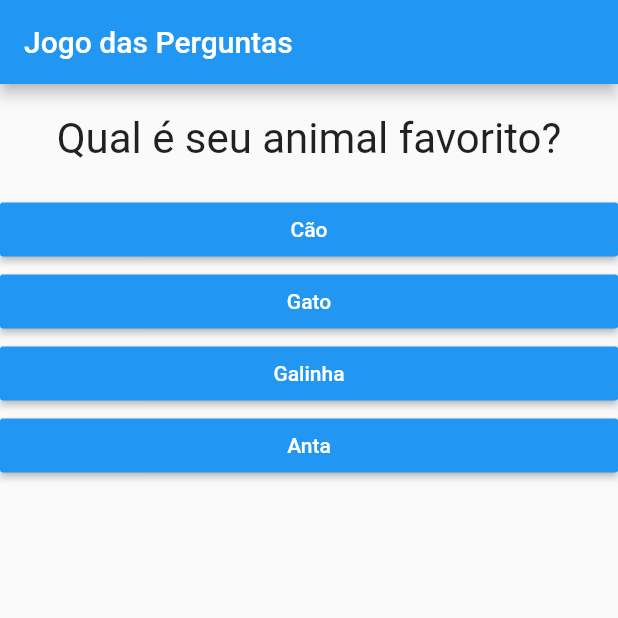
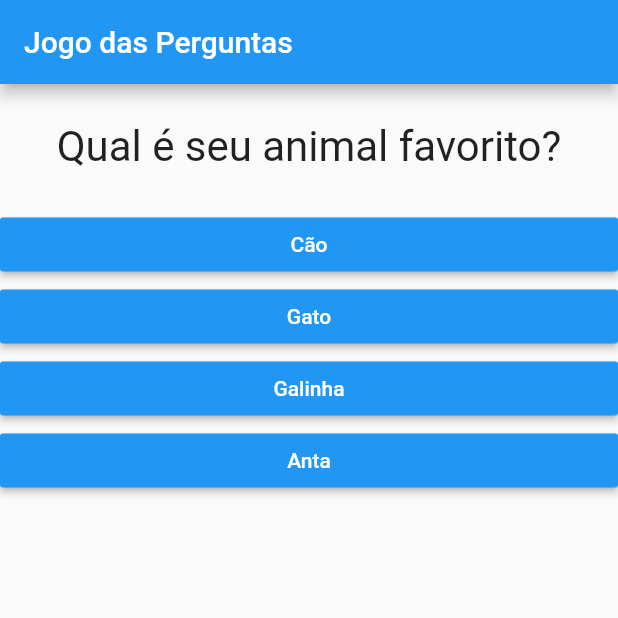
Before and after one commit to vjeremiasbraz/jogo_perguntas, a Flutter app: the screen it shows after launch, after a tap on "Preto", on a phone screen of 412 x 824 dp, the top half of it. Run offline on Flutter 3.47's test engine with Material 2 defaults, Android fonts, the phone set to English and light mode, and no system bars.

Commit message:
projeto final - base

```diff
--- a/lib/main.dart
+++ b/lib/main.dart
@@ -1,77 +1,92 @@
 import 'package:flutter/material.dart';
-import './questao.dart';
-import './resposta.dart';
+import './resultado.dart';
+import './questionario.dart';
 
 main() => runApp(new PerguntaApp());
 
 class _PerguntaAppState extends State<PerguntaApp> {
   var _perguntaSelecionada = 0;
+  var _pontuacaoTotal = 0;
 
-  void _responder() {
+  final _perguntas = const [
+    {
+      'texto': 'Qual é a sua cor favorita?',
+      'respostas': [
+        {'texto': 'Preto', 'pontuacao': 10},
+        {'texto': 'Azul', 'pontuacao': 5},
+        {'texto': 'Vermelho', 'pontuacao': 3},
+        {'texto': 'Verde', 'pontuacao': 0},
+      ],
+    },
+    {
+      'texto': 'Qual é seu animal favorito?',
+      'respostas': [
+        {'texto': 'Cão', 'pontuacao': 5},
+        {'texto': 'Gato', 'pontuacao': 3},
+        {'texto': 'Galinha', 'pontuacao': 0},
+        {'texto': 'Anta', 'pontuacao': 10},
+      ],
+    },
+    {
+      'texto': 'Qual seu nome favorito?',
+      'respostas': [
+        {'texto': 'Maria', 'pontuacao': 0},
+        {'texto': 'José', 'pontuacao': 5},
+        {'texto': 'Vinicius', 'pontuacao': 3},
+        {'texto': 'Thamirys', 'pontuacao': 10},
+      ],
+    },
+    {
+      'texto': 'Qual seu time favorito?',
+      'respostas': [
+        {'texto': 'Palmeiras', 'pontuacao': 5},
+        {'texto': 'Corinthians', 'pontuacao': 10},
+        {'texto': 'Flamengo', 'pontuacao': 3},
+        {'texto': 'São Paulo', 'pontuacao': 2},
+      ],
+    },
+    {
+      'texto': 'Qual sua cidade de Nascimento?',
+      'respostas': [
+        {'texto': 'RJ', 'pontuacao': 3},
+        {'texto': 'SP', 'pontuacao': 10},
+        {'texto': 'Curitiba', 'pontuacao': 0},
+        {'texto': 'SJP', 'pontuacao': 5},
+      ],
+    }
+  ];
+
+  void _responder(int pontuacao) {
+    if (temPerguntaSelecionada) {
+      setState(() {
+        _perguntaSelecionada++;
+        _pontuacaoTotal += pontuacao;
+      });
+    }
+    print(_pontuacaoTotal);
+  }
+
+  void _reiniciarQuestionario() {
     setState(() {
-      _perguntaSelecionada++;
+      _perguntaSelecionada = 0;
+      _pontuacaoTotal = 0;
     });
+  }
 
-    print(_perguntaSelecionada);
+  bool get temPerguntaSelecionada {
+    return _perguntaSelecionada < _perguntas.length;
   }
 
   @override
   Widget build(BuildContext context) {
     // Cadastrado uma variável do tipo String para receber as perguntas
-    final List<Map<String, Object>> perguntas = [
-      {
-        'texto': 'Qual é a sua cor favorita?',
-        'respostas': [
-          'Preto',
-          'Azul',
-          'Vermelho',
-          'Verde',
-        ],
-      },
-      {
-        'texto': 'Qual é seu animal favorito?',
-        'respostas': [
-          'Cão',
-          'Gato',
-          'Galinha',
-          'Anta',
-        ],
-      },
-      {
-        'texto': 'Qual seu nome favorito?',
-        'respostas': [
-          'Maria',
-          'José',
-          'Vinicius',
-          'Thamirys',
-        ],
-      },
-      {
-        'texto': 'Qual seu time favorito?',
-        'respostas': [
-          'Plameiras',
-          'Corinthians',
-          'Flamengo',
-          'São Paulo',
-        ],
-      },
-      {
-        'texto': 'Qual sua cidade de Nascimento?',
-        'respostas': [
-          'Avaré',
-          'SP',
-          'Curitiba',
-          'SJP',
-        ],
-      }
-    ];
+
     //Criado uma lista de widget com as respostas e vetor vazio para recebe-las
-
-    List<String> respostas =
-        perguntas[_perguntaSelecionada].cast()['respostas'];
-    List<Widget> widgets =
-        respostas.map((item) => Resposta(item, _responder)).toList();
-
+/*
+    List<String> respostas = temPerguntaSelecionada
+        ? _perguntas[_perguntaSelecionada].cast()['respostas']
+        : [];
+*/
     /*
     // For passando pelas perguntas
     for (String textoResp in respostas) {
@@ -85,31 +100,13 @@ class _PerguntaAppState extends State<PerguntaApp> {
         appBar: AppBar(
           title: Text('Jogo das Perguntas'),
         ),
-        body: Column(
-          //Colocado children com tipo Widgets
-          children: <Widget>[
-            // Passado a pergunta no texto
-            Questao(perguntas[_perguntaSelecionada]['texto'].toString()),
-            // Utilização do spread (... que basicamente junta os resultados anteriores)
-            ...respostas.map((item) => Resposta(item, _responder)).toList(),
-
-            // Criado 3 botões de resposta
-            /*
-            RaisedButton(
-              child: Text('Resposta 1'),
-              onPressed: _responder,
-            ),
-            RaisedButton(child: Text('Resposta 2'), onPressed: _responder
-                // POderia ser usado desta forma direta
-                // { print('Resposta 2 foi selecionada');},
-                ),
-            RaisedButton(child: Text('Resposta 3'), onPressed: _responder
-                // Pode ser passado com arrowfunction
-                //() => print('Resposta 3 foi selecionada'),
-                ),
-                */
-          ],
-        ),
+        body: temPerguntaSelecionada
+            ? Questionario(
+                perguntas: _perguntas,
+                perguntaSelecionada: _perguntaSelecionada,
+                quandoResponder: _responder,
+              )
+            : Resultado(_pontuacaoTotal, _reiniciarQuestionario),
       ),
     );
   }
--- a/lib/questao.dart
+++ b/lib/questao.dart
@@ -9,7 +9,7 @@ class Questao extends StatelessWidget {
   Widget build(BuildContext context) {
     return Container(
       width: double.infinity,
-      margin: EdgeInsets.all(20),
+      margin: EdgeInsets.all(25),
       child: Text(
         texto,
         style: TextStyle(fontSize: 28),
--- /dev/null
+++ b/lib/questionario.dart
@@ -0,0 +1,40 @@
+import 'package:flutter/material.dart';
+import './questao.dart';
+import './resposta.dart';
+
+class Questionario extends StatelessWidget {
+  final List<Map<String, Object>> perguntas;
+  final int perguntaSelecionada;
+  final void Function(int) quandoResponder;
+
+  Questionario({
+    required this.perguntas,
+    required this.perguntaSelecionada,
+    required this.quandoResponder,
+  });
+
+  bool get temPerguntaSelecionada {
+    return perguntaSelecionada < perguntas.length;
+  }
+
+  @override
+  Widget build(BuildContext context) {
+    List<Map<String, Object>> respostas = temPerguntaSelecionada
+        ? perguntas[perguntaSelecionada].cast()['respostas']
+        : [];
+    return Column(
+      //Colocado children com tipo Widgets
+      children: <Widget>[
+        // Passado a pergunta no texto
+        Questao(perguntas[perguntaSelecionada]['texto'].toString()),
+        // Utilização do spread (... que basicamente junta os resultados anteriores)
+        ...respostas.map((resp) {
+          return Resposta(
+            resp['texto'].toString(),
+            () => quandoResponder(int.parse(resp['pontuacao'].toString())),
+          );
+        }).toList(),
+      ],
+    );
+  }
+}
--- /dev/null
+++ b/lib/resultado.dart
@@ -0,0 +1,45 @@
+import 'package:flutter/material.dart';
+
+class Resultado extends StatelessWidget {
+  final int pontuacao;
+  final void Function() quandoReiniciarQuestionario;
+
+  Resultado(this.pontuacao, this.quandoReiniciarQuestionario);
+
+  String get fraseResultado {
+    if (pontuacao < 5) {
+      return "Puta que pariu, você é ruinzão."
+          "\n\nSua pontuação foi $pontuacao.";
+    } else if (pontuacao < 15) {
+      return "Você tá aprendendo, treine mais."
+          "\n\nSua pontuação foi $pontuacao.";
+    } else if (pontuacao < 30) {
+      return "Você já está muito bom."
+          "\n\nSua pontuação foi $pontuacao.";
+    } else if (pontuacao < 42) {
+      return "Falta pouco pra você jovem."
+          "\n\nSua pontuação foi $pontuacao.";
+    } else {
+      return "Carai, o maluco é brabo!!."
+          "\n\nSua pontuação foi $pontuacao.";
+    }
+  }
+
+  @override
+  Widget build(BuildContext context) {
+    return Column(
+      mainAxisAlignment: MainAxisAlignment.center,
+      children: [
+        Center(child: Text(fraseResultado, style: TextStyle(fontSize: 20))),
+        FlatButton(
+          child: Text(
+            'Jogar Novamente?',
+            style: TextStyle(fontSize: 20),
+          ),
+          textColor: Colors.blue,
+          onPressed: quandoReiniciarQuestionario,
+        )
+      ],
+    );
+  }
+}
```
